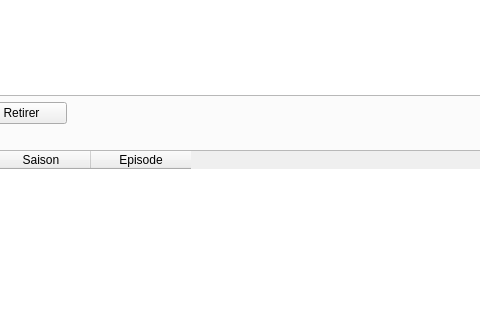
Before: the Qt Designer form ressources/MainWindow.ui in seigneurfuo/MyAnimeManager2, drawn with Qt 5; both pictures show x 130 to 610 and y 219 to 539 of the 800 by 690 pixel window.
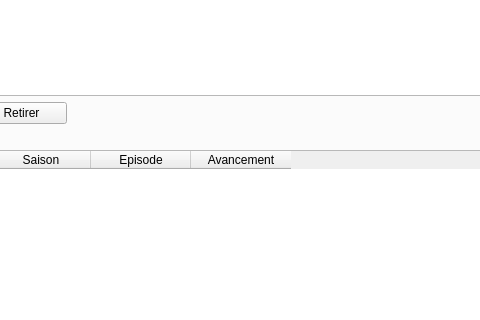
After: the same form once the commit is applied. The open tabs and pages were chosen to show the change. Icons and pictures are not drawn.

Commit message: Ajout d'une barre d'avancement dans l'onglet planning

Diff of the .ui file:
```diff
--- a/ressources/MainWindow.ui
+++ b/ressources/MainWindow.ui
@@ -259,6 +259,11 @@
               <string>Episode</string>
              </property>
             </column>
+            <column>
+             <property name="text">
+              <string>Avancement</string>
+             </property>
+            </column>
            </widget>
           </item>
           <item>
```
Left out of the diff: 2 changed lines with no effect on the pictures. The commit also changes 2 other files.
